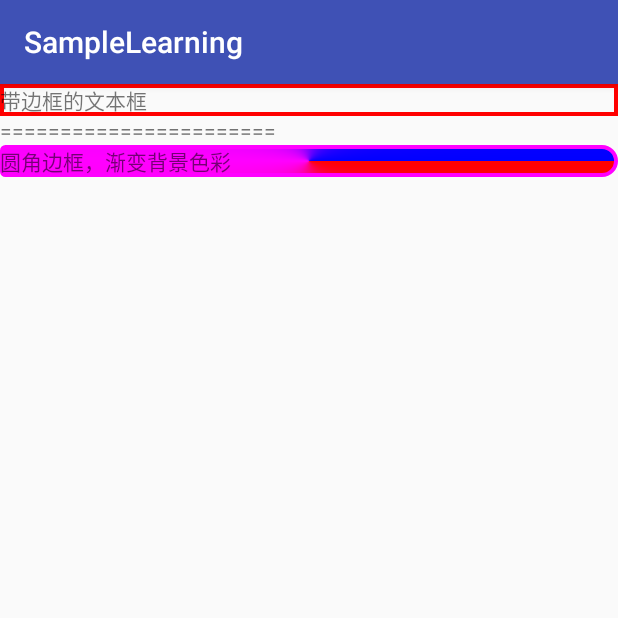
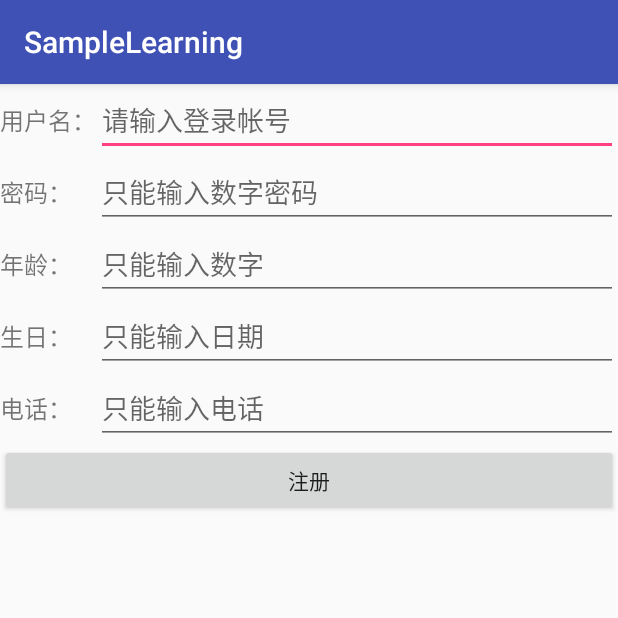
Before and after one commit to HappyPieBinLiu/SampleLearning, an Android app: the screen it shows after launch (TextViewActivity before the commit, EditTextActivity after it), on a phone screen of 412 x 824 dp, the top half of it. Run offline under Robolectric (Android 15) with nearby library versions, the phone set to English and light mode, and no system bars.

Commit message:
EditTextView

```diff
--- a/app/src/main/AndroidManifest.xml
+++ b/app/src/main/AndroidManifest.xml
@@ -8,13 +8,15 @@
         android:label="@string/app_name"
         android:supportsRtl="true"
         android:theme="@style/AppTheme">
-        <activity android:name=".TextViewActivity">
+        <activity android:name=".EditTextActivity">
             <intent-filter>
                 <action android:name="android.intent.action.MAIN"/>
 
                 <category android:name="android.intent.category.LAUNCHER"/>
             </intent-filter>
         </activity>
+        <activity android:name=".TextViewActivity"></activity>
+        <activity android:name=".MainActivity"></activity>
     </application>
 
 </manifest>
--- /dev/null
+++ b/app/src/main/java/com/happypiebinliu/samplelearning/EditTextActivity.java
@@ -0,0 +1,18 @@
+package com.happypiebinliu.samplelearning;
+
+import android.support.v7.app.AppCompatActivity;
+import android.os.Bundle;
+
+/***
+ * 练习了表格布局方式，可输入框里面，进行了稍微的用户体验扩充
+ * 1 Hint 自动提示要输入的内容
+ * 2 自动切换键盘 数字键盘和英文键盘
+ */
+public class EditTextActivity extends AppCompatActivity {
+
+    @Override
+    protected void onCreate(Bundle savedInstanceState) {
+        super.onCreate(savedInstanceState);
+        setContentView(R.layout.activity_edit_text);
+    }
+}
--- /dev/null
+++ b/app/src/main/java/com/happypiebinliu/samplelearning/MainActivity.java
@@ -0,0 +1,13 @@
+package com.happypiebinliu.samplelearning;
+
+import android.support.v7.app.AppCompatActivity;
+import android.os.Bundle;
+
+public class MainActivity extends AppCompatActivity {
+
+    @Override
+    protected void onCreate(Bundle savedInstanceState) {
+        super.onCreate(savedInstanceState);
+        setContentView(R.layout.activity_main);
+    }
+}
--- /dev/null
+++ b/app/src/main/res/layout/activity_edit_text.xml
@@ -0,0 +1,73 @@
+<?xml version="1.0" encoding="utf-8"?>
+<TableLayout
+    xmlns:android="http://schemas.android.com/apk/res/android"
+    android:id="@+id/activity_edit_text"
+    android:layout_width="match_parent"
+    android:layout_height="match_parent"
+    android:stretchColumns="1">
+    <TableRow>
+        <TextView
+            android:layout_width="match_parent"
+            android:layout_height="wrap_content"
+            android:text="用户名："
+            android:textSize="16sp"/>
+        <EditText
+            android:hint="请输入登录帐号"
+            android:selectAllOnFocus="true"
+            android:layout_width="match_parent"
+            android:layout_height="wrap_content"/>
+    </TableRow>
+    <TableRow>
+        <TextView
+            android:layout_width="match_parent"
+            android:layout_height="wrap_content"
+            android:text="密码："
+            android:textSize="16sp"/>
+        <EditText
+            android:hint="只能输入数字密码"
+            android:inputType="numberPassword"
+            android:layout_width="match_parent"
+            android:layout_height="wrap_content"/>
+    </TableRow>
+    <TableRow>
+        <TextView
+            android:layout_width="match_parent"
+            android:layout_height="wrap_content"
+            android:text="年龄："
+            android:textSize="16sp"/>
+        <EditText
+            android:hint="只能输入数字"
+            android:inputType="number"
+            android:layout_width="match_parent"
+            android:layout_height="wrap_content"/>
+    </TableRow>
+    <TableRow>
+        <TextView
+            android:layout_width="match_parent"
+            android:layout_height="wrap_content"
+            android:text="生日："
+            android:textSize="16sp"/>
+        <EditText
+            android:hint="只能输入日期"
+            android:inputType="date"
+            android:layout_width="match_parent"
+            android:layout_height="wrap_content"/>
+    </TableRow>
+    <TableRow>
+        <TextView
+            android:layout_width="match_parent"
+            android:layout_height="wrap_content"
+            android:text="电话："
+            android:textSize="16sp"/>
+        <EditText
+            android:hint="只能输入电话"
+            android:inputType="phone"
+            android:layout_width="match_parent"
+            android:layout_height="wrap_content"/>
+    </TableRow>
+    <Button
+        android:text="注册"
+        android:layout_width="wrap_content"
+        android:layout_height="wrap_content"/>
+
+</TableLayout>
--- /dev/null
+++ b/app/src/main/res/layout/activity_main.xml
@@ -0,0 +1,14 @@
+<?xml version="1.0" encoding="utf-8"?>
+<RelativeLayout
+    xmlns:android="http://schemas.android.com/apk/res/android"
+    xmlns:tools="http://schemas.android.com/tools"
+    android:id="@+id/activity_main"
+    android:layout_width="match_parent"
+    android:layout_height="match_parent"
+    android:paddingBottom="@dimen/activity_vertical_margin"
+    android:paddingLeft="@dimen/activity_horizontal_margin"
+    android:paddingRight="@dimen/activity_horizontal_margin"
+    android:paddingTop="@dimen/activity_vertical_margin"
+    tools:context="com.happypiebinliu.samplelearning.MainActivity">
+
+</RelativeLayout>
--- a/app/src/main/res/layout/activity_text_view.xml
+++ b/app/src/main/res/layout/activity_text_view.xml
@@ -11,6 +11,7 @@
         android:layout_width="match_parent"
         android:layout_height="wrap_content"
         android:background="@drawable/background_simple_border"
+        android:textSize="24pt"
         android:text="带边框的文本框"/>
 
     <TextView
@@ -22,6 +23,7 @@
         android:layout_width="match_parent"
         android:layout_height="wrap_content"
         android:background="@drawable/background_gradient_border"
+        android:textSize="24pt"
         android:text="圆角边框，渐变背景色彩"/>
 
 </LinearLayout>
```
